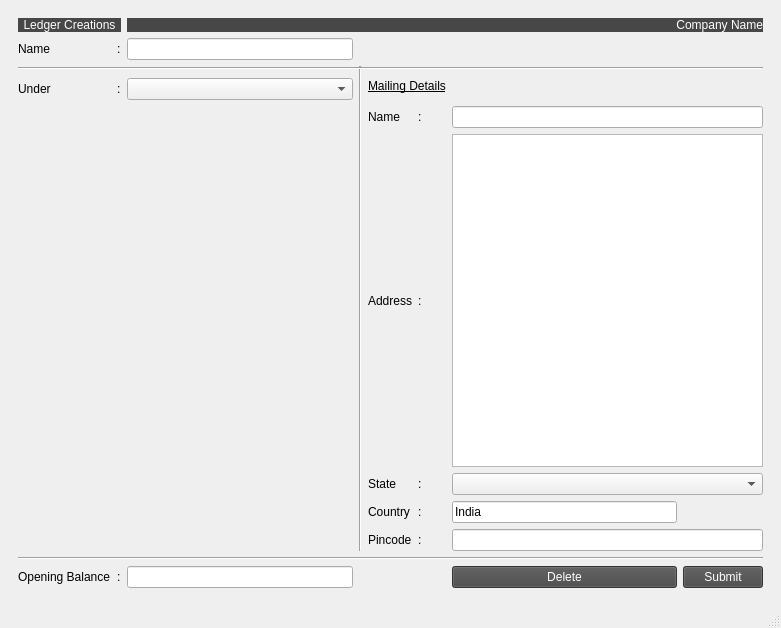
Before: the Qt Designer form Resources/Ui/LedgerCreate.ui in Darshitjivani/MBAS, drawn with Qt 5.
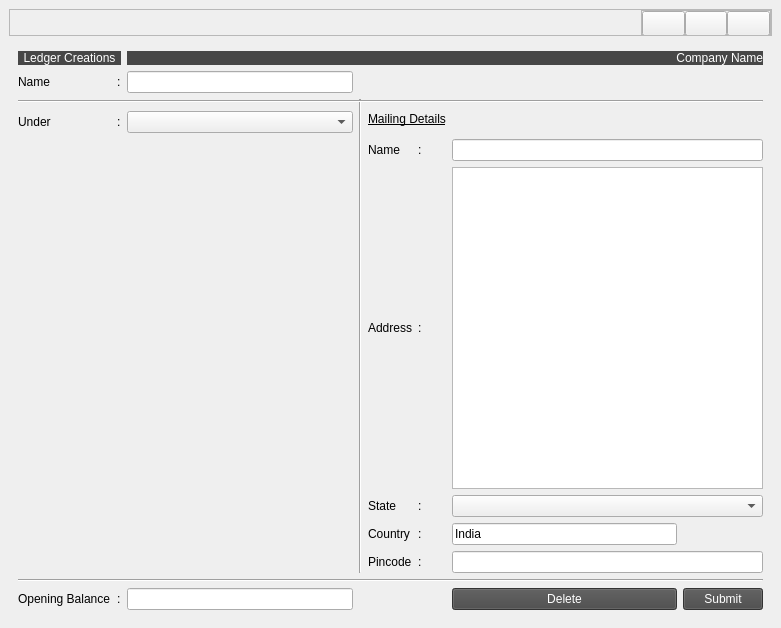
After: the same form once the commit is applied.

The edit to the form file:
```diff
--- a/Resources/Ui/LedgerCreate.ui
+++ b/Resources/Ui/LedgerCreate.ui
@@ -15,7 +15,7 @@
   </property>
   <widget class="QWidget" name="centralwidget">
    <layout class="QGridLayout" name="gridLayout">
-    <item row="0" column="0">
+    <item row="1" column="0">
      <widget class="QWidget" name="widget" native="true">
       <layout class="QGridLayout" name="gridLayout_2">
        <item row="12" column="7">
@@ -300,19 +300,141 @@
       </layout>
      </widget>
     </item>
+    <item row="0" column="0">
+     <widget class="QFrame" name="frame">
+      <property name="minimumSize">
+       <size>
+        <width>0</width>
+        <height>25</height>
+       </size>
+      </property>
+      <property name="frameShape">
+       <enum>QFrame::StyledPanel</enum>
+      </property>
+      <property name="frameShadow">
+       <enum>QFrame::Raised</enum>
+      </property>
+      <layout class="QGridLayout" name="gridLayout_3">
+       <property name="leftMargin">
+        <number>0</number>
+       </property>
+       <property name="topMargin">
+        <number>0</number>
+       </property>
+       <property name="rightMargin">
+        <number>0</number>
+       </property>
+       <property name="bottomMargin">
+        <number>0</number>
+       </property>
+       <property name="spacing">
+        <number>0</number>
+       </property>
+       <item row="0" column="0">
+        <widget class="Line" name="line_4">
+         <property name="minimumSize">
+          <size>
+           <width>617</width>
+           <height>0</height>
+          </size>
+         </property>
+         <property name="styleSheet">
+          <string notr="true">background-color: transparent;</string>
+         </property>
+         <property name="orientation">
+          <enum>Qt::Horizontal</enum>
+         </property>
+        </widget>
+       </item>
+       <item row="0" column="1">
+        <widget class="QFrame" name="frame_2">
+         <property name="minimumSize">
+          <size>
+           <width>0</width>
+           <height>25</height>
+          </size>
+         </property>
+         <property name="maximumSize">
+          <size>
+           <width>130</width>
+           <height>25</height>
+          </size>
+         </property>
+         <property name="frameShape">
+          <enum>QFrame::StyledPanel</enum>
+         </property>
+         <property name="frameShadow">
+          <enum>QFrame::Raised</enum>
+         </property>
+         <layout class="QGridLayout" name="gridLayout_4">
+          <property name="leftMargin">
+           <number>0</number>
+          </property>
+          <property name="topMargin">
+           <number>0</number>
+          </property>
+          <property name="rightMargin">
+           <number>0</number>
+          </property>
+          <property name="bottomMargin">
+           <number>0</number>
+          </property>
+          <property name="spacing">
+           <number>0</number>
+          </property>
+          <item row="0" column="0">
+           <widget class="QPushButton" name="pushButton">
+            <property name="minimumSize">
+             <size>
+              <width>25</width>
+              <height>25</height>
+             </size>
+            </property>
+            <property name="maximumSize">
+             <size>
+              <width>16777215</width>
+              <height>25</height>
+             </size>
+            </property>
+            <property name="text">
+             <string/>
+            </property>
+           </widget>
+          </item>
+          <item row="0" column="1">
+           <widget class="QPushButton" name="pushButton_2">
+            <property name="minimumSize">
+             <size>
+              <width>25</width>
+              <height>25</height>
+             </size>
+            </property>
+            <property name="text">
+             <string/>
+            </property>
+           </widget>
+          </item>
+          <item row="0" column="2">
+           <widget class="QPushButton" name="pushButton_3">
+            <property name="minimumSize">
+             <size>
+              <width>25</width>
+              <height>25</height>
+             </size>
+            </property>
+            <property name="text">
+             <string/>
+            </property>
+           </widget>
+          </item>
+         </layout>
+        </widget>
+       </item>
+      </layout>
+     </widget>
+    </item>
    </layout>
   </widget>
-  <widget class="QMenuBar" name="menubar">
-   <property name="geometry">
-    <rect>
-     <x>0</x>
-     <y>0</y>
-     <width>781</width>
-     <height>21</height>
-    </rect>
-   </property>
-  </widget>
-  <widget class="QStatusBar" name="statusbar"/>
  </widget>
  <resources/>
  <connections/>
```
